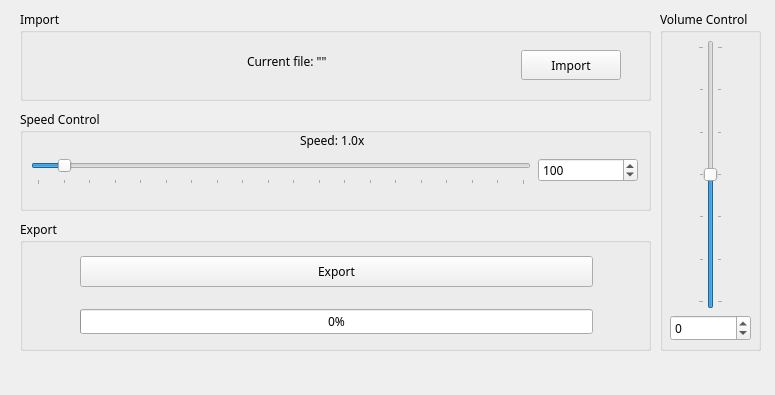
Qt form Music Controller en-us/MusicController.ui (YF-Eternal/Music-Controller) before a commit.
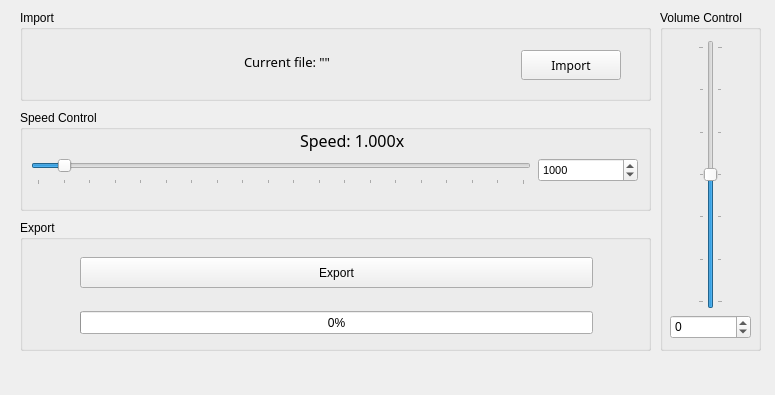
The same form after that commit. Icons and pictures are not drawn.

Commit message: Music Controller 1.1

```diff
--- a/Music Controller en-us/MusicController.ui
+++ b/Music Controller en-us/MusicController.ui
@@ -24,7 +24,7 @@
   </property>
   <property name="font">
    <font>
-    <family>Microsoft YaHei</family>
+    <family>Arial</family>
    </font>
   </property>
   <property name="windowTitle">
@@ -35,7 +35,7 @@
     <normaloff>C:/Users/yfete/.designer/backup/icon.ico</normaloff>C:/Users/yfete/.designer/backup/icon.ico</iconset>
   </property>
   <property name="locale">
-   <locale language="English" country="UnitedStates"/>
+   <locale language="Chinese" country="China"/>
   </property>
   <widget class="QWidget" name="centralwidget">
    <widget class="QGroupBox" name="groupBox">
@@ -49,7 +49,7 @@
     </property>
     <property name="font">
      <font>
-      <family>Microsoft YaHei</family>
+      <family>Arial</family>
      </font>
     </property>
     <property name="title">
@@ -75,7 +75,7 @@
         </property>
         <property name="font">
          <font>
-          <family>Microsoft YaHei</family>
+          <family>Arial</family>
          </font>
         </property>
         <property name="text">
@@ -93,7 +93,7 @@
         </property>
         <property name="font">
          <font>
-          <family>Microsoft YaHei</family>
+          <family>Arial</family>
          </font>
         </property>
         <property name="value">
@@ -115,7 +115,7 @@
     </property>
     <property name="font">
      <font>
-      <family>Microsoft YaHei</family>
+      <family>Arial</family>
      </font>
     </property>
     <property name="title">
@@ -141,14 +141,14 @@
         </property>
         <property name="font">
          <font>
-          <family>Microsoft YaHei</family>
+          <family>Arial</family>
          </font>
         </property>
         <property name="styleSheet">
          <string notr="true"/>
         </property>
         <property name="locale">
-         <locale language="English" country="UnitedStates"/>
+         <locale language="Chinese" country="China"/>
         </property>
         <property name="minimum">
          <number>-30</number>
@@ -180,7 +180,7 @@
         </property>
         <property name="font">
          <font>
-          <family>Microsoft YaHei</family>
+          <family>Arial</family>
          </font>
         </property>
         <property name="minimum">
@@ -208,7 +208,7 @@
     </property>
     <property name="font">
      <font>
-      <family>Microsoft YaHei</family>
+      <family>Arial</family>
      </font>
     </property>
     <property name="title">
@@ -240,23 +240,23 @@
         </property>
         <property name="font">
          <font>
-          <family>Microsoft YaHei</family>
+          <family>微软雅黑</family>
          </font>
         </property>
         <property name="styleSheet">
          <string notr="true"/>
         </property>
         <property name="minimum">
-         <number>50</number>
+         <number>500</number>
         </property>
         <property name="maximum">
-         <number>1000</number>
+         <number>10000</number>
         </property>
         <property name="pageStep">
          <number>10</number>
         </property>
         <property name="value">
-         <number>100</number>
+         <number>1000</number>
         </property>
         <property name="orientation">
          <enum>Qt::Orientation::Horizontal</enum>
@@ -265,7 +265,7 @@
          <enum>QSlider::TickPosition::TicksBelow</enum>
         </property>
         <property name="tickInterval">
-         <number>50</number>
+         <number>500</number>
         </property>
        </widget>
       </item>
@@ -285,20 +285,21 @@
         </property>
         <property name="font">
          <font>
-          <family>Microsoft YaHei</family>
+          <family>Arial</family>
+          <pointsize>8</pointsize>
          </font>
         </property>
         <property name="locale">
-         <locale language="English" country="UnitedStates"/>
+         <locale language="Chinese" country="China"/>
         </property>
         <property name="minimum">
-         <number>50</number>
+         <number>500</number>
         </property>
         <property name="maximum">
-         <number>1000</number>
+         <number>10000</number>
         </property>
         <property name="value">
-         <number>100</number>
+         <number>1000</number>
         </property>
        </widget>
       </item>
@@ -313,11 +314,19 @@
        <height>21</height>
       </rect>
      </property>
+     <property name="font">
+      <font>
+       <family>微软雅黑</family>
+       <pointsize>12</pointsize>
+       <italic>false</italic>
+       <bold>false</bold>
+      </font>
+     </property>
      <property name="styleSheet">
-      <string notr="true">font: 12pt &quot;Microsoft YaHei&quot;;</string>
+      <string notr="true">font: 12pt &quot;微软雅黑&quot;;</string>
      </property>
      <property name="text">
-      <string>Speed: 1.0x</string>
+      <string>Speed: 1.000x</string>
      </property>
     </widget>
    </widget>
@@ -330,8 +339,10 @@
       <height>91</height>
      </rect>
     </property>
-    <property name="locale">
-     <locale language="English" country="UnitedStates"/>
+    <property name="font">
+     <font>
+      <family>Arial</family>
+     </font>
     </property>
     <property name="title">
      <string>Import</string>
@@ -354,8 +365,16 @@
           <height>15</height>
          </size>
         </property>
+        <property name="font">
+         <font>
+          <family>微软雅黑</family>
+          <pointsize>10</pointsize>
+          <italic>false</italic>
+          <bold>false</bold>
+         </font>
+        </property>
         <property name="styleSheet">
-         <string notr="true">font: 10pt &quot;Microsoft YaHei&quot;;
+         <string notr="true">font: 10pt &quot;微软雅黑&quot;;
 text-align: right;</string>
         </property>
         <property name="text">
@@ -377,8 +396,16 @@
           <height>24</height>
          </size>
         </property>
+        <property name="font">
+         <font>
+          <family>微软雅黑</family>
+          <pointsize>9</pointsize>
+          <italic>false</italic>
+          <bold>false</bold>
+         </font>
+        </property>
         <property name="styleSheet">
-         <string notr="true">font: 9pt &quot;Microsoft YaHei&quot;;</string>
+         <string notr="true">font: 9pt &quot;微软雅黑&quot;;</string>
         </property>
         <property name="text">
          <string>Import</string>
```
The commit also changes 106 other files.
